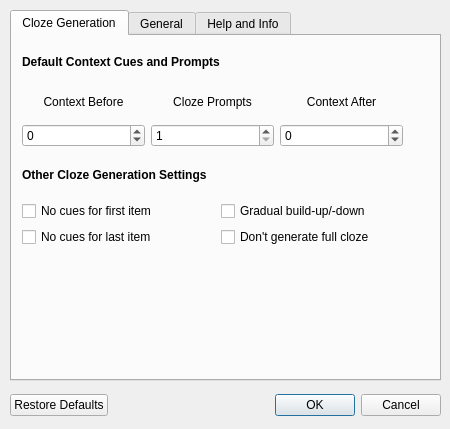
glutanimate/cloze-overlapper, file designer/settings_global.ui: the form before one commit.
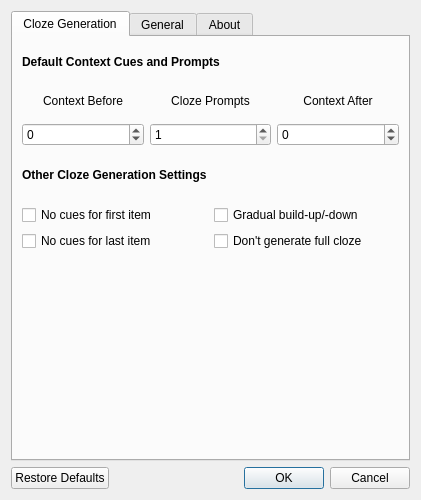
The form after the commit.

Commit message: Fix anki21 layout issues. Add support for 'about' text.

Diff of the .ui file:
```diff
--- a/designer/settings_global.ui
+++ b/designer/settings_global.ui
@@ -6,50 +6,22 @@
    <rect>
     <x>0</x>
     <y>0</y>
-    <width>450</width>
-    <height>429</height>
+    <width>421</width>
+    <height>500</height>
    </rect>
   </property>
-  <property name="minimumSize">
-   <size>
-    <width>450</width>
-    <height>429</height>
-   </size>
-  </property>
-  <property name="maximumSize">
-   <size>
-    <width>450</width>
-    <height>429</height>
-   </size>
+  <property name="sizePolicy">
+   <sizepolicy hsizetype="MinimumExpanding" vsizetype="MinimumExpanding">
+    <horstretch>0</horstretch>
+    <verstretch>0</verstretch>
+   </sizepolicy>
   </property>
   <property name="windowTitle">
    <string>Cloze Overlapper Options</string>
   </property>
-  <widget class="QDialogButtonBox" name="buttonBox">
-   <property name="geometry">
-    <rect>
-     <x>10</x>
-     <y>390</y>
-     <width>431</width>
-     <height>31</height>
-    </rect>
-   </property>
-   <property name="orientation">
-    <enum>Qt::Horizontal</enum>
-   </property>
-   <property name="standardButtons">
-    <set>QDialogButtonBox::Cancel|QDialogButtonBox::Ok|QDialogButtonBox::RestoreDefaults</set>
-   </property>
-  </widget>
+  <layout class="QVBoxLayout" name="verticalLayout">
+   <item>
   <widget class="QTabWidget" name="tabWidget">
-   <property name="geometry">
-    <rect>
-     <x>10</x>
-     <y>10</y>
-     <width>431</width>
-     <height>371</height>
-    </rect>
-   </property>
    <property name="currentIndex">
     <number>0</number>
    </property>
@@ -57,80 +29,8 @@
     <attribute name="title">
      <string>Cloze Generation</string>
     </attribute>
-    <widget class="QWidget" name="gridLayoutWidget">
-     <property name="geometry">
-      <rect>
-       <x>10</x>
-       <y>120</y>
-       <width>391</width>
-       <height>91</height>
-      </rect>
-     </property>
-     <layout class="QGridLayout" name="gridLayout_2">
-      <property name="leftMargin">
-       <number>0</number>
-      </property>
-      <property name="rightMargin">
-       <number>0</number>
-      </property>
-      <item row="1" column="0">
-       <widget class="QCheckBox" name="cb_ncf">
-        <property name="toolTip">
-         <string>Don't provide any context cues for first cloze item</string>
-        </property>
-        <property name="text">
-         <string>No cues for first item</string>
-        </property>
-       </widget>
-      </item>
-      <item row="0" column="0" colspan="2">
-       <widget class="QLabel" name="label_10">
-        <property name="text">
-         <string>&lt;html&gt;&lt;head/&gt;&lt;body&gt;&lt;p&gt;&lt;span style=&quot; font-weight:600;&quot;&gt;Other Cloze Generation Settings&lt;/span&gt;&lt;/p&gt;&lt;/body&gt;&lt;/html&gt;</string>
-        </property>
-       </widget>
-      </item>
-      <item row="2" column="0">
-       <widget class="QCheckBox" name="cb_ncl">
-        <property name="toolTip">
-         <string>Don't provide any context cues for last cloze item</string>
-        </property>
-        <property name="text">
-         <string>No cues for last item</string>
-        </property>
-       </widget>
-      </item>
-      <item row="1" column="1">
-       <widget class="QCheckBox" name="cb_incr">
-        <property name="toolTip">
-         <string>For notes that have multiple clozes revealed per card,&lt;br&gt;gradually build up to full reveal count at the start,&lt;br&gt;and vice-versa in the end</string>
-        </property>
-        <property name="text">
-         <string>Gradual build-up/-down</string>
-        </property>
-       </widget>
-      </item>
-      <item row="2" column="1">
-       <widget class="QCheckBox" name="cb_gfc">
-        <property name="toolTip">
-         <string>Disable cards that prompt you for all items at once</string>
-        </property>
-        <property name="text">
-         <string>Don't generate full cloze</string>
-        </property>
-       </widget>
-      </item>
-     </layout>
-    </widget>
-    <widget class="QWidget" name="gridLayoutWidget_2">
-     <property name="geometry">
-      <rect>
-       <x>10</x>
-       <y>10</y>
-       <width>381</width>
-       <height>101</height>
-      </rect>
-     </property>
+      <layout class="QVBoxLayout" name="verticalLayout_2" stretch="1,1,2">
+       <item>
      <layout class="QGridLayout" name="gridLayout_3">
       <property name="leftMargin">
        <number>0</number>
@@ -212,7 +112,78 @@
        </widget>
       </item>
      </layout>
-    </widget>
+       </item>
+       <item>
+        <layout class="QGridLayout" name="gridLayout_2">
+         <property name="leftMargin">
+          <number>0</number>
+         </property>
+         <property name="rightMargin">
+          <number>0</number>
+         </property>
+         <item row="1" column="0">
+          <widget class="QCheckBox" name="cb_ncf">
+           <property name="toolTip">
+            <string>Don't provide any context cues for first cloze item</string>
+           </property>
+           <property name="text">
+            <string>No cues for first item</string>
+           </property>
+          </widget>
+         </item>
+         <item row="0" column="0" colspan="2">
+          <widget class="QLabel" name="label_10">
+           <property name="text">
+            <string>&lt;html&gt;&lt;head/&gt;&lt;body&gt;&lt;p&gt;&lt;span style=&quot; font-weight:600;&quot;&gt;Other Cloze Generation Settings&lt;/span&gt;&lt;/p&gt;&lt;/body&gt;&lt;/html&gt;</string>
+           </property>
+          </widget>
+         </item>
+         <item row="2" column="0">
+          <widget class="QCheckBox" name="cb_ncl">
+           <property name="toolTip">
+            <string>Don't provide any context cues for last cloze item</string>
+           </property>
+           <property name="text">
+            <string>No cues for last item</string>
+           </property>
+          </widget>
+         </item>
+         <item row="1" column="1">
+          <widget class="QCheckBox" name="cb_incr">
+           <property name="toolTip">
+            <string>For notes that have multiple clozes revealed per card,&lt;br&gt;gradually build up to full reveal count at the start,&lt;br&gt;and vice-versa in the end</string>
+           </property>
+           <property name="text">
+            <string>Gradual build-up/-down</string>
+           </property>
+          </widget>
+         </item>
+         <item row="2" column="1">
+          <widget class="QCheckBox" name="cb_gfc">
+           <property name="toolTip">
+            <string>Disable cards that prompt you for all items at once</string>
+           </property>
+           <property name="text">
+            <string>Don't generate full cloze</string>
+           </property>
+          </widget>
+         </item>
+        </layout>
+       </item>
+       <item>
+        <spacer name="verticalSpacer">
+         <property name="orientation">
+          <enum>Qt::Vertical</enum>
+         </property>
+         <property name="sizeHint" stdset="0">
+          <size>
+           <width>20</width>
+           <height>40</height>
+          </size>
+         </property>
+        </spacer>
+       </item>
+      </layout>
    </widget>
    <widget class="QWidget" name="tab_2">
     <attribute name="title">
@@ -372,34 +343,34 @@
    </widget>
    <widget class="QWidget" name="tab_3">
     <attribute name="title">
-     <string>Help and Info</string>
-    </attribute>
-    <widget class="QTextBrowser" name="textBrowser">
-     <property name="geometry">
-      <rect>
-       <x>-2</x>
-       <y>-2</y>
-       <width>431</width>
-       <height>351</height>
-      </rect>
-     </property>
-     <property name="html">
-      <string>&lt;!DOCTYPE HTML PUBLIC &quot;-//W3C//DTD HTML 4.0//EN&quot; &quot;http://www.w3.org/TR/REC-html40/strict.dtd&quot;&gt;
-&lt;html&gt;&lt;head&gt;&lt;meta name=&quot;qrichtext&quot; content=&quot;1&quot; /&gt;&lt;style type=&quot;text/css&quot;&gt;
-p, li { white-space: pre-wrap; }
-&lt;/style&gt;&lt;/head&gt;&lt;body style=&quot; font-family:'Ubuntu'; font-size:10pt; font-weight:400; font-style:normal;&quot;&gt;
-&lt;p style=&quot;-qt-paragraph-type:empty; margin-top:40px; margin-bottom:0px; margin-left:10px; margin-right:10px; -qt-block-indent:0; text-indent:0px; font-size:11pt;&quot;&gt;&lt;br /&gt;&lt;/p&gt;
-&lt;p style=&quot; margin-top:0px; margin-bottom:12px; margin-left:10px; margin-right:10px; -qt-block-indent:0; text-indent:0px;&quot;&gt;&lt;span style=&quot; font-size:11pt; font-weight:600;&quot;&gt;Credits and License&lt;/span&gt;&lt;span style=&quot; font-size:11pt;&quot;&gt; &lt;/span&gt;&lt;/p&gt;
-&lt;p style=&quot; margin-top:12px; margin-bottom:12px; margin-left:10px; margin-right:10px; -qt-block-indent:0; text-indent:0px;&quot;&gt;&lt;span style=&quot; font-size:11pt; font-style:italic;&quot;&gt;Cloze Overlapper&lt;/span&gt;&lt;span style=&quot; font-size:11pt;&quot;&gt; is copyright © 2016-2018 &lt;/span&gt;&lt;a href=&quot;https://glutanimate.com&quot;&gt;&lt;span style=&quot; font-size:11pt; text-decoration: underline; color:#0000ff;&quot;&gt;Aristotelis P.&lt;/span&gt;&lt;/a&gt;&lt;span style=&quot; font-size:11pt;&quot;&gt; &lt;/span&gt;&lt;/p&gt;
-&lt;p style=&quot; margin-top:12px; margin-bottom:12px; margin-left:10px; margin-right:10px; -qt-block-indent:0; text-indent:0px;&quot;&gt;&lt;span style=&quot; font-size:11pt;&quot;&gt;This add-on is licensed under the GNU AGPLv3. &lt;/span&gt;&lt;/p&gt;
-&lt;p style=&quot; margin-top:14px; margin-bottom:12px; margin-left:10px; margin-right:10px; -qt-block-indent:0; text-indent:0px;&quot;&gt;&lt;span style=&quot; font-size:11pt; font-weight:600;&quot;&gt;Help and Support&lt;/span&gt;&lt;span style=&quot; font-size:11pt;&quot;&gt; &lt;/span&gt;&lt;/p&gt;
-&lt;ul style=&quot;margin-top: 0px; margin-bottom: 0px; margin-left: 0px; margin-right: 0px; -qt-list-indent: 0;&quot;&gt;&lt;li style=&quot; font-size:11pt;&quot; style=&quot; margin-top:12px; margin-bottom:10px; margin-left:35px; margin-right:10px; -qt-block-indent:0; text-indent:0px;&quot;&gt;&lt;a href=&quot;https://github.com/Glutanimate/cloze-overlapper/wiki&quot;&gt;&lt;span style=&quot; text-decoration: underline; color:#0000ff;&quot;&gt;Cloze Overlapper Wiki&lt;/span&gt;&lt;/a&gt;&lt;/li&gt;
-&lt;li style=&quot; font-size:11pt;&quot; style=&quot; margin-top:0px; margin-bottom:10px; margin-left:35px; margin-right:10px; -qt-block-indent:0; text-indent:0px;&quot;&gt;&lt;a href=&quot;https://www.youtube.com/playlist?list=PL3MozITKTz5Y9owI163AJMYqKwhFrTKcT&quot;&gt;&lt;span style=&quot; text-decoration: underline; color:#0000ff;&quot;&gt;Video Tutorials on YouTube&lt;/span&gt;&lt;/a&gt;&lt;/li&gt;
-&lt;li style=&quot; font-size:11pt; text-decoration: underline;&quot; style=&quot; margin-top:0px; margin-bottom:10px; margin-left:35px; margin-right:10px; -qt-block-indent:0; text-indent:0px;&quot;&gt;&lt;a href=&quot;https://anki.tenderapp.com/discussions/add-ons/9407-cloze-overlapper-official-thread&quot;&gt;&lt;span style=&quot; color:#0000ff;&quot;&gt;Official Support Thread&lt;/span&gt;&lt;/a&gt;&lt;/li&gt;&lt;/ul&gt;&lt;/body&gt;&lt;/html&gt;</string>
-     </property>
-    </widget>
-   </widget>
-  </widget>
+       <string>About</string>
+      </attribute>
+      <layout class="QVBoxLayout" name="verticalLayout_4">
+       <property name="margin">
+        <number>2</number>
+       </property>
+       <item>
+        <widget class="QTextBrowser" name="htmlAbout">
+         <property name="openExternalLinks">
+          <bool>true</bool>
+         </property>
+        </widget>
+       </item>
+      </layout>
+     </widget>
+    </widget>
+   </item>
+   <item>
+    <widget class="QDialogButtonBox" name="buttonBox">
+     <property name="orientation">
+      <enum>Qt::Horizontal</enum>
+     </property>
+     <property name="standardButtons">
+      <set>QDialogButtonBox::Cancel|QDialogButtonBox::Ok|QDialogButtonBox::RestoreDefaults</set>
+     </property>
+    </widget>
+   </item>
+  </layout>
  </widget>
  <tabstops>
   <tabstop>tabWidget</tabstop>
```
Left out of the diff: 111 changed lines with no effect on the pictures. Lines whose indentation alone changed are shown as unchanged.
